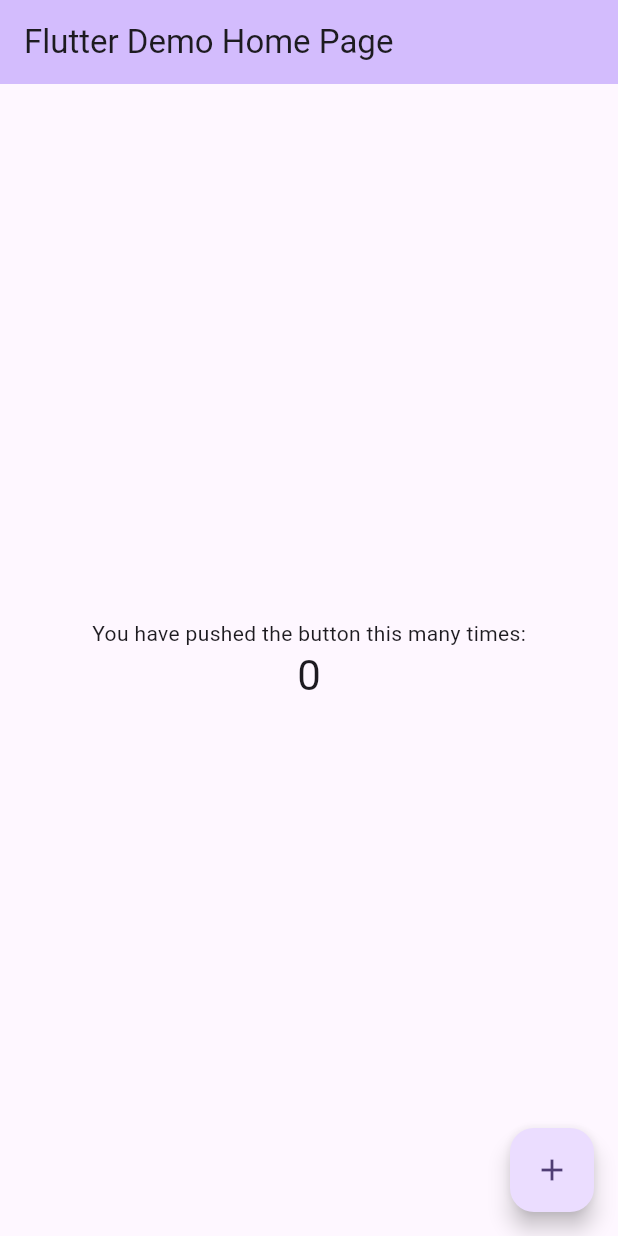
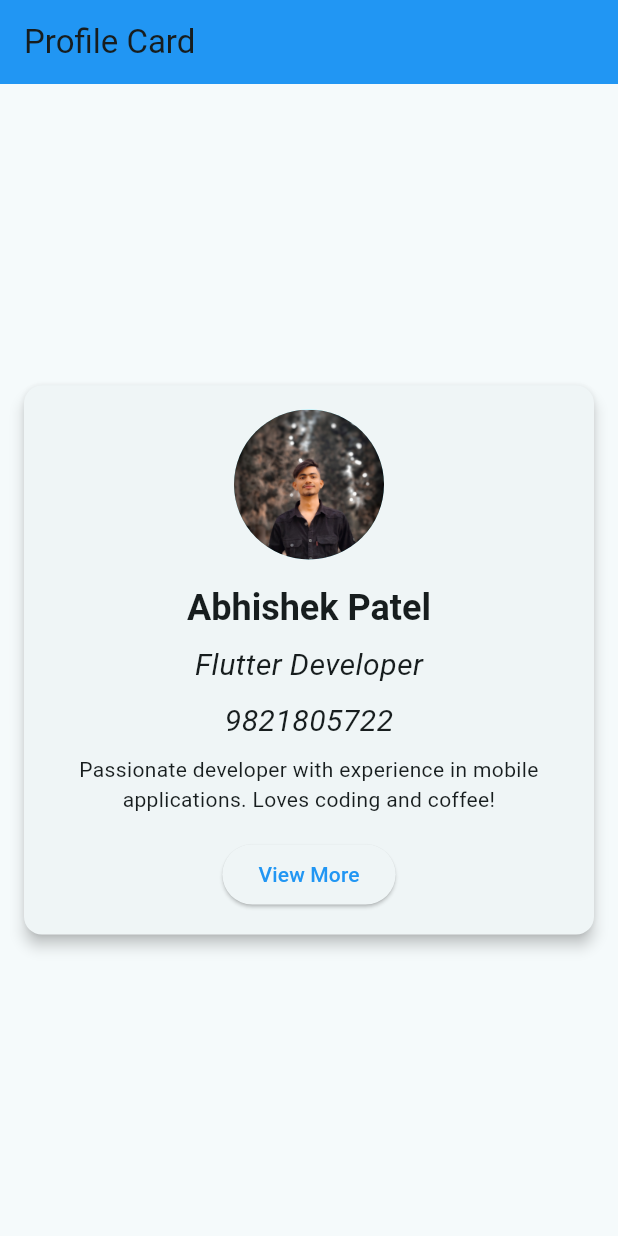
Before and after one commit to ap20000/Profile-Card, a Flutter app: the screen it shows after launch, on a phone screen of 412 x 824 dp. Run offline on Flutter 3.47's test engine with Material 3 defaults, Android fonts, the phone set to English and light mode, and no system bars.

Commit message:
Complete Task

```diff
--- a/lib/main.dart
+++ b/lib/main.dart
@@ -7,119 +7,164 @@
 class MyApp extends StatelessWidget {
   const MyApp({super.key});
 
-  // This widget is the root of your application.
   @override
   Widget build(BuildContext context) {
     return MaterialApp(
-      title: 'Flutter Demo',
+      title: 'Profile Card',
       theme: ThemeData(
-        // This is the theme of your application.
-        //
-        // TRY THIS: Try running your application with "flutter run". You'll see
-        // the application has a purple toolbar. Then, without quitting the app,
-        // try changing the seedColor in the colorScheme below to Colors.green
-        // and then invoke "hot reload" (save your changes or press the "hot
-        // reload" button in a Flutter-supported IDE, or press "r" if you used
-        // the command line to start the app).
-        //
-        // Notice that the counter didn't reset back to zero; the application
-        // state is not lost during the reload. To reset the state, use hot
-        // restart instead.
-        //
-        // This works for code too, not just values: Most code changes can be
-        // tested with just a hot reload.
-        colorScheme: ColorScheme.fromSeed(seedColor: Colors.deepPurple),
+        colorScheme: ColorScheme.fromSeed(
+          seedColor: const Color.fromARGB(255, 255, 255, 255),
+          brightness: Brightness.light,
+          primary: Colors.blue,
+        ),
         useMaterial3: true,
       ),
-      home: const MyHomePage(title: 'Flutter Demo Home Page'),
+      home: const ProfileCard(),
     );
   }
 }
 
-class MyHomePage extends StatefulWidget {
-  const MyHomePage({super.key, required this.title});
-
-  // This widget is the home page of your application. It is stateful, meaning
-  // that it has a State object (defined below) that contains fields that affect
-  // how it looks.
-
-  // This class is the configuration for the state. It holds the values (in this
-  // case the title) provided by the parent (in this case the App widget) and
-  // used by the build method of the State. Fields in a Widget subclass are
-  // always marked "final".
-
-  final String title;
-
-  @override
-  State<MyHomePage> createState() => _MyHomePageState();
-}
-
-class _MyHomePageState extends State<MyHomePage> {
-  int _counter = 0;
-
-  void _incrementCounter() {
-    setState(() {
-      // This call to setState tells the Flutter framework that something has
-      // changed in this State, which causes it to rerun the build method below
-      // so that the display can reflect the updated values. If we changed
-      // _counter without calling setState(), then the build method would not be
-      // called again, and so nothing would appear to happen.
-      _counter++;
-    });
-  }
+class ProfileCard extends StatelessWidget {
+  const ProfileCard({super.key});
 
   @override
   Widget build(BuildContext context) {
-    // This method is rerun every time setState is called, for instance as done
-    // by the _incrementCounter method above.
-    //
-    // The Flutter framework has been optimized to make rerunning build methods
-    // fast, so that you can just rebuild anything that needs updating rather
-    // than having to individually change instances of widgets.
     return Scaffold(
       appBar: AppBar(
-        // TRY THIS: Try changing the color here to a specific color (to
-        // Colors.amber, perhaps?) and trigger a hot reload to see the AppBar
-        // change color while the other colors stay the same.
-        backgroundColor: Theme.of(context).colorScheme.inversePrimary,
-        // Here we take the value from the MyHomePage object that was created by
-        // the App.build method, and use it to set our appbar title.
-        title: Text(widget.title),
+        title: const Text('Profile Card'),
+        backgroundColor: Theme.of(context).colorScheme.primary,
       ),
       body: Center(
-        // Center is a layout widget. It takes a single child and positions it
-        // in the middle of the parent.
-        child: Column(
-          // Column is also a layout widget. It takes a list of children and
-          // arranges them vertically. By default, it sizes itself to fit its
-          // children horizontally, and tries to be as tall as its parent.
-          //
-          // Column has various properties to control how it sizes itself and
-          // how it positions its children. Here we use mainAxisAlignment to
-          // center the children vertically; the main axis here is the vertical
-          // axis because Columns are vertical (the cross axis would be
-          // horizontal).
-          //
-          // TRY THIS: Invoke "debug painting" (choose the "Toggle Debug Paint"
-          // action in the IDE, or press "p" in the console), to see the
-          // wireframe for each widget.
-          mainAxisAlignment: MainAxisAlignment.center,
-          children: <Widget>[
-            const Text(
-              'You have pushed the button this many times:',
+        child: Card(
+          elevation: 4.0,
+          margin: const EdgeInsets.all(16.0),
+          child: Padding(
+            padding: const EdgeInsets.all(16.0),
+            child: Column(
+              mainAxisSize: MainAxisSize.min,
+              children: <Widget>[
+                const CircleAvatar(
+                  radius: 50,
+                  backgroundImage: AssetImage('assets/abhishek.jpeg'),
+                ),
+                const SizedBox(height: 16.0),
+                Text(
+                  'Abhishek Patel',
+                  style: Theme.of(context).textTheme.headlineSmall?.copyWith(
+                        fontWeight: FontWeight.bold,
+                      ),
+                ),
+                const SizedBox(height: 8.0),
+                const Text(
+                  'Flutter Developer',
+                  style: TextStyle(
+                    fontStyle: FontStyle.italic,
+                    fontSize: 20.0,
+                  ),
+                ),
+                const SizedBox(height: 8.0),
+                const Text(
+                  '9821805722',
+                  style: TextStyle(
+                    fontStyle: FontStyle.italic,
+                    fontSize: 20.0,
+                  ),
+                ),
+                const SizedBox(height: 8.0),
+                const Text(
+                  'Passionate developer with experience in mobile applications. Loves coding and coffee!',
+                  textAlign: TextAlign.center,
+                ),
+                const SizedBox(height: 16.0),
+                ElevatedButton(
+                  onPressed: () {
+                    Navigator.push(
+                      context,
+                      MaterialPageRoute(
+                        builder: (context) => const ProfileDetailsScreen(),
+                      ),
+                    );
+                  },
+                  child: const Text('View More'),
+                ),
+              ],
             ),
-            Text(
-              '$_counter',
-              style: Theme.of(context).textTheme.headlineMedium,
-            ),
-          ],
+          ),
         ),
       ),
-      floatingActionButton: FloatingActionButton(
-        onPressed: _incrementCounter,
-        tooltip: 'Increment',
-        child: const Icon(Icons.add),
-      ), // This trailing comma makes auto-formatting nicer for build methods.
     );
   }
 }
+
+class ProfileDetailsScreen extends StatelessWidget {
+  const ProfileDetailsScreen({super.key});
+
+  @override
+  Widget build(BuildContext context) {
+    return Scaffold(
+      appBar: AppBar(
+        title: const Text('Profile Details'),
+        backgroundColor: Theme.of(context).colorScheme.primary,
+      ),
+      body: ListView(
+        padding: const EdgeInsets.all(16.0),
+        children: <Widget>[
+          Stack(
+            alignment: Alignment.center,
+            children: [
+              const CircleAvatar(
+                radius: 60,
+                backgroundImage: AssetImage('assets/abhishek.jpeg'),
+              ),
+            ],
+          ),
+          const SizedBox(height: 16.0),
+          Text(
+            'Abhishek Patel',
+            style: Theme.of(context).textTheme.headlineSmall?.copyWith(
+                  fontWeight: FontWeight.bold,
+                  color: const Color.fromARGB(255, 0, 0, 0),
+                ),
+            textAlign: TextAlign.center,
+          ),
+          const SizedBox(height: 8.0),
+          const Text(
+            'Flutter Developer  in building cross-platform mobile applications. Proficient in Dart, Firebase, and RESTful APIs.',
+            textAlign: TextAlign.center,
+          ),
+          const SizedBox(height: 8.0),
+          const Divider(),
+          const ListTile(
+            leading: Icon(Icons.work),
+            title: Text('Current Position'),
+            subtitle: Text('Intern Flutter Developer at Blue fox Company'),
+          ),
+          const Divider(),
+          const ListTile(
+            leading: Icon(Icons.school),
+            title: Text('Education'),
+            subtitle: Text('Bachelor of Technology in Computer Science'),
+          ),
+          const Divider(),
+          const ListTile(
+            leading: Icon(Icons.location_city),
+            title: Text('Location'),
+            subtitle: Text('Imadol, Lalitpur'),
+          ),
+          const Divider(),
+          const ListTile(
+            leading: Icon(Icons.mail),
+            title: Text('Email'),
+            subtitle: Text('abishekpatel46@gmail.com'),
+          ),
+          const Divider(),
+          const ListTile(
+            leading: Icon(Icons.phone),
+            title: Text('Phone'),
+            subtitle: Text('9821805722'),
+          ),
+        ],
+      ),
+    );
+  }
+}
```
Also changed, not shown: pubspec.yaml (+3 -6 lines), assets/abhishek.jpeg (added).
